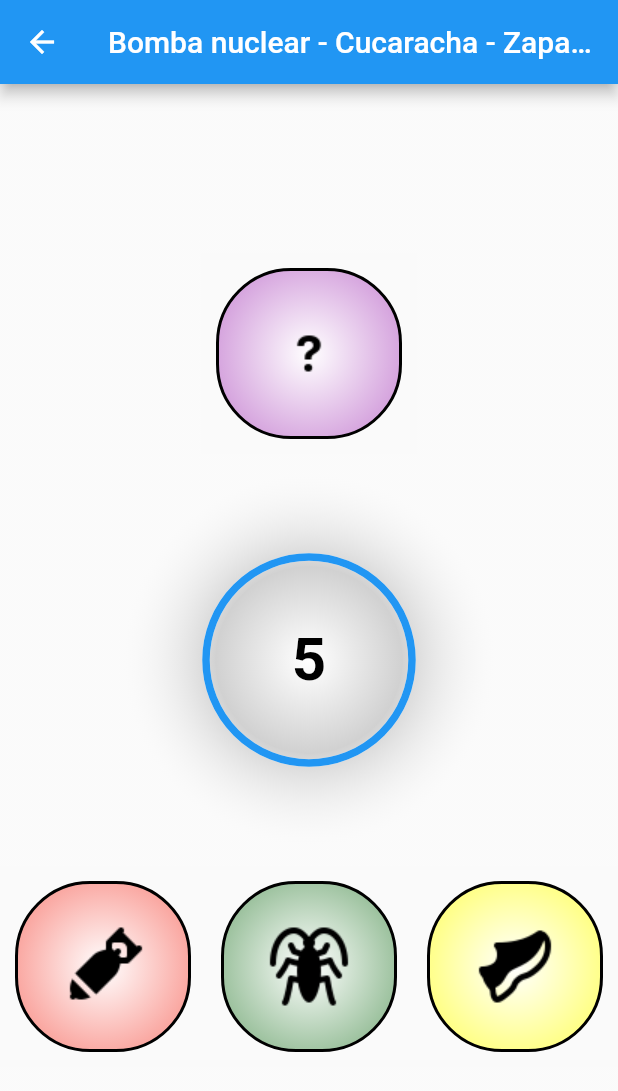
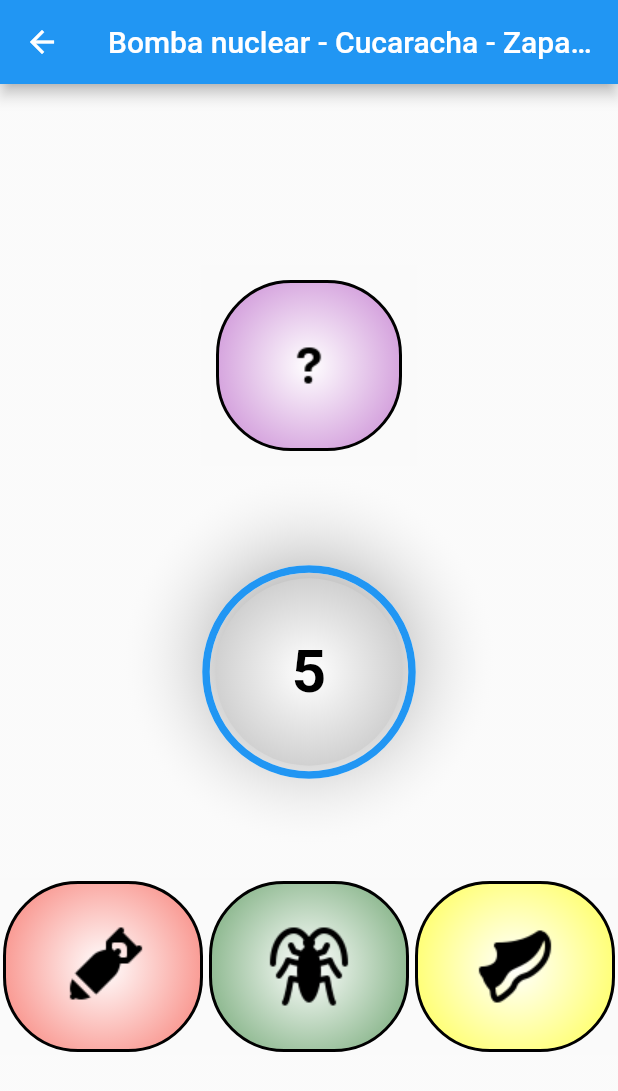
Before and after one commit to GabrielCanosa/YanKenPo, a Flutter app: the screen it shows after launch, after a tap on "Bomba nuclear - Zapato - Cucaracha", on a phone screen of 412 x 824 dp. Shown: the top 1091 px of the screen. Run offline on Flutter 3.47's test engine with Material 2 defaults, Android fonts, the phone set to English and light mode, and no system bars; drawn by our look-alikes of circular_countdown_timer.

```diff
--- a/lib/src/pages/bombanuclear_zapato_cucaracha.dart
+++ b/lib/src/pages/bombanuclear_zapato_cucaracha.dart
@@ -99,7 +99,7 @@ class _BombaNuclearZapatoCucarachaPageState
                 ),
                 borderRadius: BorderRadius.circular(50),
                 border: Border.all(width: 2, color: Colors.black)),
-            margin: EdgeInsets.all(10.0),
+            margin: EdgeInsets.all(2.0),
             child: Image.asset(urlImage, width: 100, height: 110)),
       ),
     );
--- a/lib/src/pages/elefante_raton_aguila.dart
+++ b/lib/src/pages/elefante_raton_aguila.dart
@@ -97,7 +97,7 @@ class _ElefanteRatonAguilaState extends State<ElefanteRatonAguila> {
                 ),
                 borderRadius: BorderRadius.circular(50),
                 border: Border.all(width: 2, color: Colors.black)),
-            margin: EdgeInsets.all(10.0),
+            margin: EdgeInsets.all(2.0),
             child: Image.asset(urlImage, width: 100, height: 110)),
       ),
     );
--- a/lib/src/pages/fuego_agua_arbol.dart
+++ b/lib/src/pages/fuego_agua_arbol.dart
@@ -97,7 +97,7 @@ class _FuegoAguaArbolPageState extends State<FuegoAguaArbolPage> {
                 ),
                 borderRadius: BorderRadius.circular(50),
                 border: Border.all(width: 2, color: Colors.black)),
-            margin: EdgeInsets.all(10.0),
+            margin: EdgeInsets.all(2.0),
             child: Image.asset(urlImage, width: 100, height: 110)),
       ),
     );
--- a/lib/src/pages/home_page.dart
+++ b/lib/src/pages/home_page.dart
@@ -12,7 +12,8 @@ class HomePage extends StatelessWidget {
       "texto": "Bomba nuclear - Zapato - Cucaracha"
     },
     {"ruta": "fuegoAguaArbol", "texto": "Fuego - Agua - Arbol"},
-    {"ruta": "elefantePiedraAguila", "texto": "Elefante - Ratón - Aguila"}
+    {"ruta": "elefantePiedraAguila", "texto": "Elefante - Ratón - Aguila"},
+    {"ruta": "otros", "texto": "Más info..."}
   ];
 
   @override
@@ -21,7 +22,10 @@ class HomePage extends StatelessWidget {
       appBar: AppBar(
         title: Center(child: Text('¡Elige un juego!')),
       ),
-      body: _listado(),
+      body: CustomPaint(
+        child: _listado(),
+        painter: _CustomPainter(),
+      ),
     );
   }
 
@@ -52,3 +56,35 @@ class HomePage extends StatelessWidget {
     return opciones;
   }
 }
+
+class _CustomPainter extends CustomPainter {
+  @override
+  void paint(Canvas canvas, Size size) {
+    final Gradient gradiente = new LinearGradient(
+        colors: [Colors.red, Colors.blue],
+        begin: Alignment.topCenter,
+        end: Alignment.bottomCenter);
+    final Rect rect =
+        new Rect.fromCircle(center: Offset(200.0, 100.0), radius: 180);
+
+    final paint = Paint()..shader = gradiente.createShader(rect);
+
+    paint.color = Colors.blue[300];
+    paint.style = PaintingStyle.fill;
+    paint.strokeWidth = 2;
+
+    final path = Path();
+
+    path.lineTo(0, size.height * 0.62);
+    path.lineTo(size.width, size.height * 0.62);
+    path.lineTo(size.width, 0);
+    path.lineTo(0, 0);
+
+    canvas.drawPath(path, paint);
+  }
+
+  @override
+  bool shouldRepaint(covariant CustomPainter oldDelegate) {
+    throw true;
+  }
+}
--- a/lib/src/pages/piedra_papel_tijera.dart
+++ b/lib/src/pages/piedra_papel_tijera.dart
@@ -97,7 +97,7 @@ class _PiedraPapelTijeraPageState extends State<PiedraPapelTijeraPage> {
                 ),
                 borderRadius: BorderRadius.circular(50),
                 border: Border.all(width: 2, color: Colors.black)),
-            margin: EdgeInsets.all(10.0),
+            margin: EdgeInsets.all(2.0),
             child: Image.asset(urlImage, width: 100, height: 110)),
       ),
     );
--- a/lib/src/pages/piedra_papel_tijera_lagarto_spock.dart
+++ b/lib/src/pages/piedra_papel_tijera_lagarto_spock.dart
@@ -101,7 +101,7 @@ class _PiedraPapelTijeraLagartoSpockPageState
                 ),
                 borderRadius: BorderRadius.circular(50),
                 border: Border.all(width: 2, color: Colors.black)),
-            margin: EdgeInsets.all(10.0),
+            margin: EdgeInsets.all(2.0),
             child: Image.asset(urlImage, width: 110, height: 110)),
       ),
     );
--- a/lib/src/routes/routes.dart
+++ b/lib/src/routes/routes.dart
@@ -1,6 +1,7 @@
 import 'package:flutter/material.dart';
 import 'package:piedra_papel_tijera/src/pages/elefante_raton_aguila.dart';
 import 'package:piedra_papel_tijera/src/pages/home_page.dart';
+import 'package:piedra_papel_tijera/src/pages/masinformacion.dart';
 import 'package:piedra_papel_tijera/src/pages/piedra_papel_tijera.dart';
 import 'package:piedra_papel_tijera/src/pages/piedra_papel_tijera_lagarto_spock.dart';
 import 'package:piedra_papel_tijera/src/pages/bombanuclear_zapato_cucaracha.dart';
@@ -15,6 +16,7 @@ Map<String, WidgetBuilder> getApplicationRoutes() {
     'bombaNuclearZapatoCucaracha': (BuildContext context) =>
         BombaNuclearZapatoCucarachaPage(),
     'fuegoAguaArbol': (BuildContext context) => FuegoAguaArbolPage(),
-    'elefantePiedraAguila': (BuildContext context) => ElefanteRatonAguila()
+    'elefantePiedraAguila': (BuildContext context) => ElefanteRatonAguila(),
+    'otros': (BuildContext context) => Masinformacion()
   };
 }
--- a/pubspec.yaml
+++ b/pubspec.yaml
@@ -29,6 +29,7 @@ dependencies:
   # Use with the CupertinoIcons class for iOS style icons.
   cupertino_icons: ^1.0.0
   circular_countdown_timer: ^0.1.0
+  url_launcher: ^3.0.0
 
 dev_dependencies:
   flutter_test:
```
Also changed, not shown: lib/src/pages/masinformacion.dart (added, +45 -0 lines), assets/Images/instagram.png (added), assets/Images/logo fondo transparente.png (added), assets/Images/tiktok.png (added), assets/Images/twitter.png (added), pubspec.lock.
